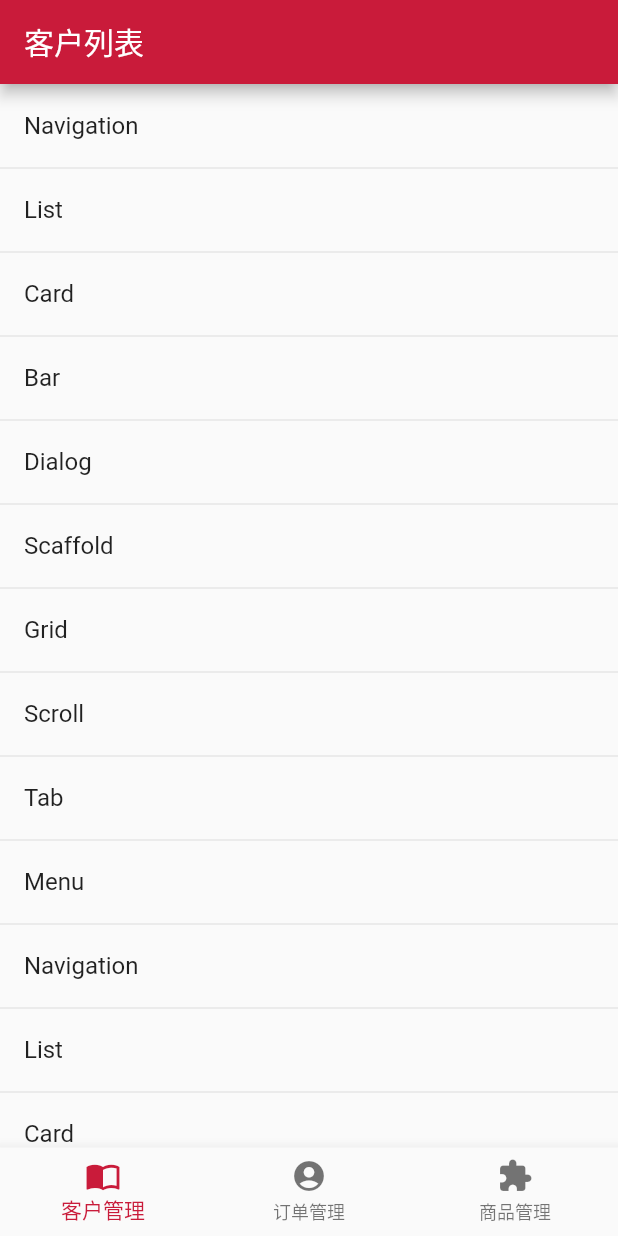
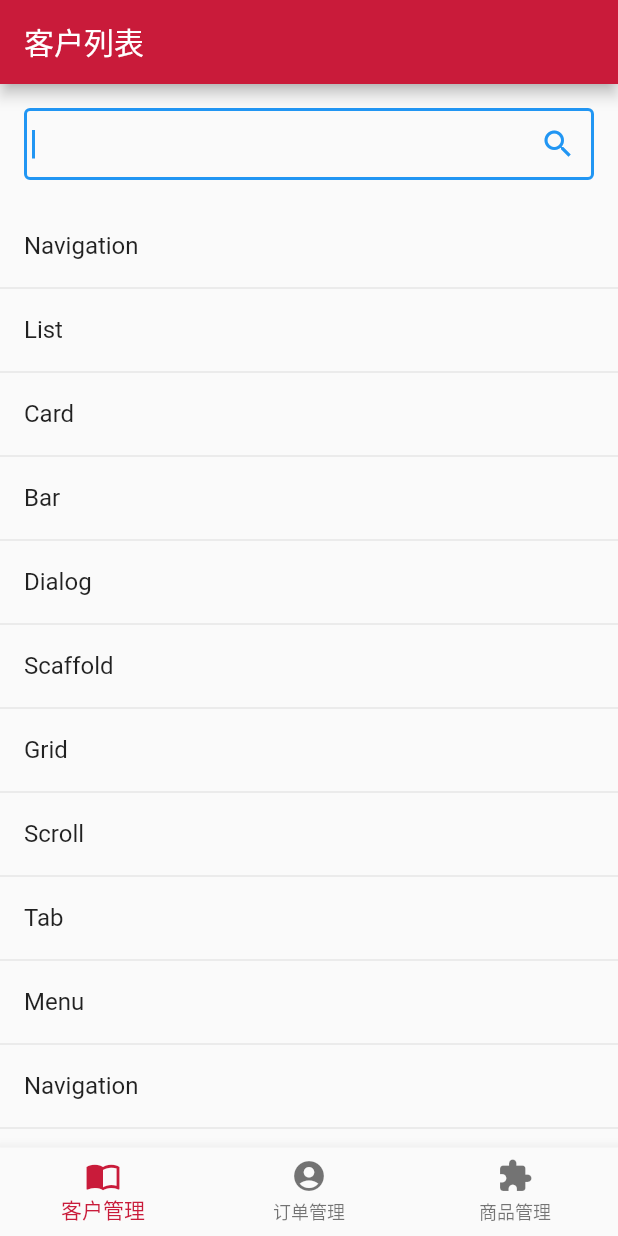
Before and after one commit to Nanyuey/flutter-demo, a Flutter app: the screen it shows after launch, on a phone screen of 412 x 824 dp. Run offline on Flutter 3.47's test engine with Material 2 defaults, Android fonts, the phone set to English and light mode, and no system bars; our stand-ins replace fluro; statements that could not run were skipped.

Commit message:
app提交

```diff
--- a/lib/components/InfiniteListView/list.dart
+++ b/lib/components/InfiniteListView/list.dart
@@ -1,19 +1,23 @@
 import 'package:flutter/material.dart';
-class InfiniteListView extends StatefulWidget{
+
+class InfiniteListView extends StatefulWidget {
   Function fn;
   Widget dom;
-  InfiniteListView({Key key, this.fn,this.dom}) : super(key: key);
-    @override
+  InfiniteListView({Key key, this.fn, this.dom}) : super(key: key);
+  @override
   _InfiniteListViewState createState() => new _InfiniteListViewState();
 }
+
 class _InfiniteListViewState extends State<InfiniteListView> {
   static const loadingTag = "##loading##"; //表尾标记
   var _words = <dynamic>[loadingTag];
   @override
   void initState() {
     super.initState();
-    setState(() {
-       _words = widget.fn();
+    Future.delayed(Duration(milliseconds: 200)).then((e) {
+      setState(() {
+        _words = widget.fn();
+      });
     });
     // _retrieveData();
   }
@@ -23,14 +27,15 @@ class _InfiniteListViewState extends State<InfiniteListView> {
     return ListView.separated(
       itemCount: _words.length,
       itemBuilder: (context, index) {
-        print(_words[index]);
         //如果到了表尾
         if (_words[index]['name'] == loadingTag) {
           //不足100条，继续获取数据
           if (_words.length - 1 < 30) {
             //获取数据
-            setState(() {
-               _words= widget.fn();
+            Future.delayed(Duration(milliseconds: 200)).then((e) {
+              setState(() {
+                _words = widget.fn();
+              });
             });
             //加载时显示loading
             return Container(
@@ -39,18 +44,18 @@ class _InfiniteListViewState extends State<InfiniteListView> {
               child: SizedBox(
                   width: 24.0,
                   height: 24.0,
-                  child: CircularProgressIndicator(strokeWidth: 2.0)
-              ),
+                  child: CircularProgressIndicator(strokeWidth: 2.0)),
             );
           } else {
             //已经加载了100条数据，不再获取数据。
             return Container(
                 alignment: Alignment.center,
                 padding: EdgeInsets.all(16.0),
-                child: Text("没有更多了", style: TextStyle(color: Colors.grey),)
-            );
+                child: Text(
+                  "没有更多了",
+                  style: TextStyle(color: Colors.grey),
+                ));
           }
-
         }
         //显示单词列表项
         return ListTile(title: Text(_words[index]['name']));
--- a/lib/components/searchInput.dart/index.dart
+++ /dev/null
@@ -1,16 +0,0 @@
-import 'package:flutter/material.dart';
-class SearchBar extends StatefulWidget{
-  _SearchBarState createState()=> new _SearchBarState();
-}
-class _SearchBarState extends State<SearchBar>{
-  String name;
-  @override
-  void initState() {
-    // TODO: implement initState
-    super.initState();
-  }
-  @override
-  Widget build(BuildContext context){
-
-  }
-}
--- /dev/null
+++ b/lib/components/searchInput/index.dart
@@ -0,0 +1,29 @@
+import 'package:flutter/material.dart';
+
+class SearchBar extends StatefulWidget {
+  @override
+  _SearchBarState createState() => new _SearchBarState();
+}
+
+class _SearchBarState extends State<SearchBar> {
+  String value;
+  @override
+  void initState() {
+    super.initState();
+  }
+
+  @override
+  Widget build(BuildContext context) {
+    return Container(
+        child: Padding(
+      padding: EdgeInsets.all(16),
+      child: TextField(
+        autofocus: true,
+        decoration: InputDecoration(
+            contentPadding: const EdgeInsets.all(5.0),
+            border: OutlineInputBorder(),
+            suffixIcon: Icon(Icons.search)),
+      ),
+    ));
+  }
+}
--- a/lib/views/customers/customers.dart
+++ b/lib/views/customers/customers.dart
@@ -1,15 +1,19 @@
 import 'package:flutter/material.dart';
 import '../../components/InfiniteListView/list.dart';
 import '../../components/InfiniteListView/customerItem.dart';
+import '../../components/searchInput/index.dart';
+
 class CustomerPage extends StatefulWidget {
-  _CustomerPageState createState()=>new _CustomerPageState();
+  _CustomerPageState createState() => new _CustomerPageState();
 }
-class _CustomerPageState extends State<CustomerPage>{
-  List customerList=[{'name':"##loading##"}];
-  List  getList(){
 
+class _CustomerPageState extends State<CustomerPage> {
+  List customerList = [
+    {'name': "##loading##"}
+  ];
+  List getList() {
     //表尾标记
-    List _defaultList=[
+    List _defaultList = [
       {'name': 'Navigation'},
       {'name': 'List'},
       {'name': 'Card'},
@@ -21,16 +25,35 @@ class _CustomerPageState extends State<CustomerPage>{
       {'name': 'Tab'},
       {'name': 'Menu'},
     ];
-    customerList.insertAll(customerList.length-1,_defaultList);
+    customerList.insertAll(customerList.length - 1, _defaultList);
     return customerList;
   }
+
   @override
   Widget build(BuildContext context) {
     return Scaffold(
         appBar: AppBar(
           title: Text("客户列表"),
         ),
-        body:InfiniteListView(fn:getList,dom:CustomerItem())
+        body: Column(
+          children: <Widget>[
+            new SearchBar(),
+            new Expanded(
+              child: InfiniteListView(fn: getList, dom: CustomerItem()),
+            )
+          ],
+        )
+        // new SearchBar(),
+        // InfiniteListView(fn: getList, dom: CustomerItem()),
+        //  Column(
+        //   children: <Widget>[
+        //     new SearchBar(),
+        //     Container(
+        //       child: InfiniteListView(fn: getList, dom: CustomerItem()),
+        //     )
+        //   ],
+        // )
+
         // body: Container(child: Text("CustomerPage"))
         );
   }
```
Lines whose indentation alone changed are shown as unchanged.
